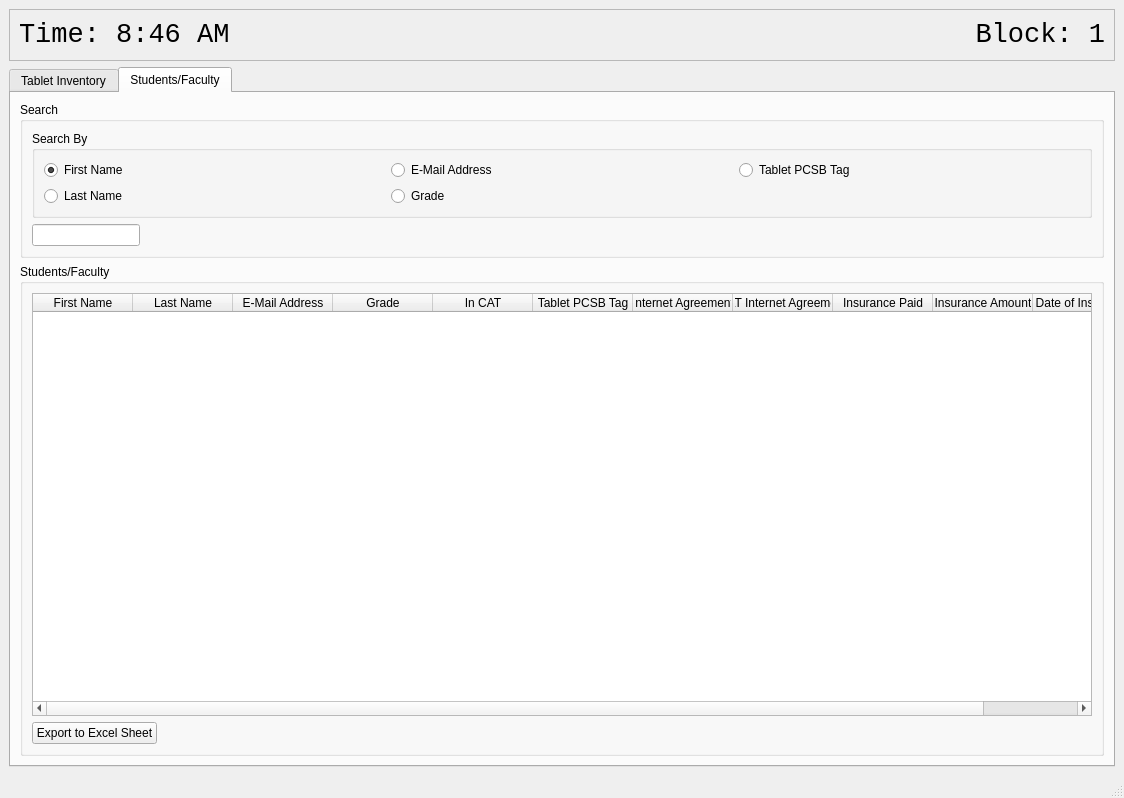
First picture: the form in net_mainwindow.ui, repository lachbr/lhs-cat-tablet-inventory, before the edit.
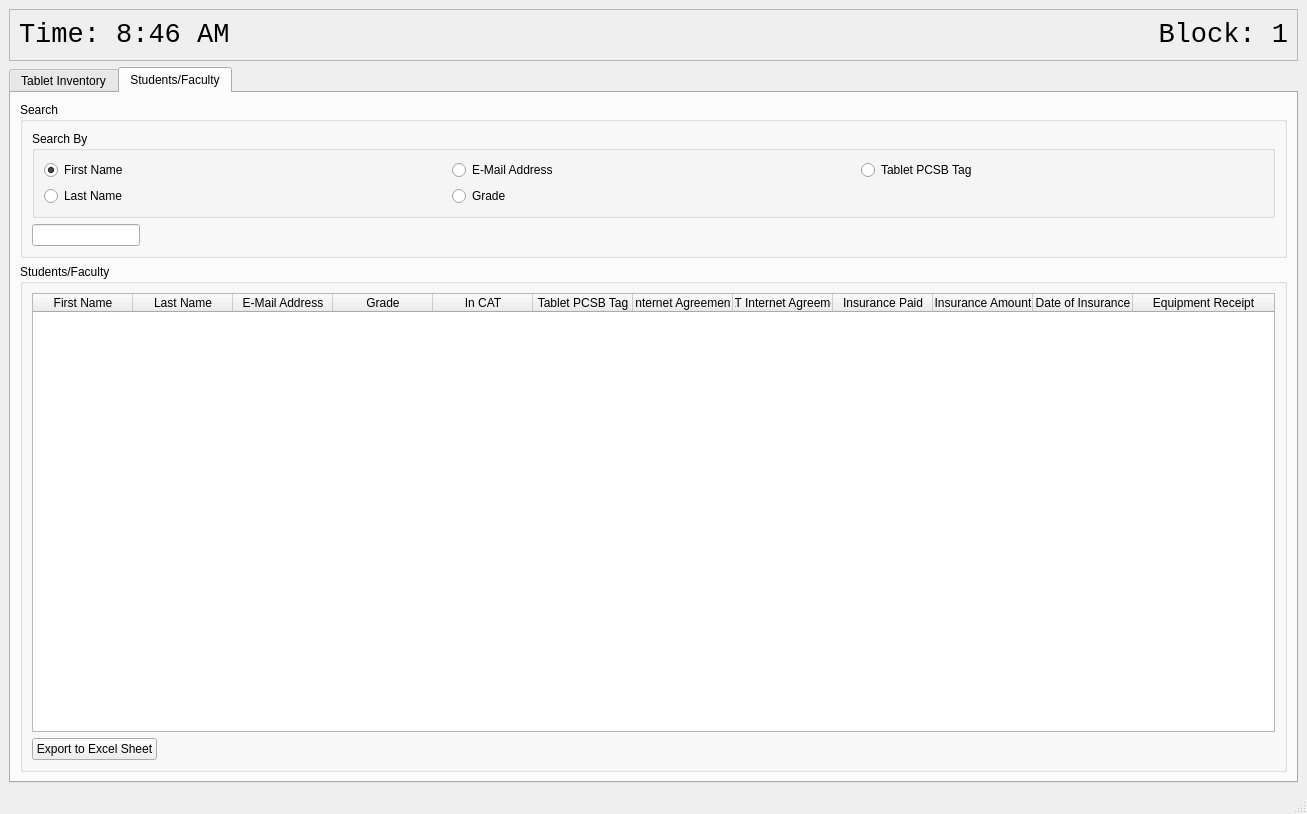
Second picture: the form after the edit. The open tabs and pages were chosen to show the change.

Commit message: Add equipment receipt check box and db field

Patch:
```diff
--- a/net_mainwindow.ui
+++ b/net_mainwindow.ui
@@ -6,8 +6,8 @@
    <rect>
     <x>0</x>
     <y>0</y>
-    <width>1124</width>
-    <height>798</height>
+    <width>1307</width>
+    <height>814</height>
    </rect>
   </property>
   <property name="windowTitle">
@@ -285,7 +285,7 @@
               <number>0</number>
              </property>
              <property name="columnCount">
-              <number>11</number>
+              <number>12</number>
              </property>
              <attribute name="horizontalHeaderStretchLastSection">
               <bool>true</bool>
@@ -345,6 +345,11 @@
                <string>Date of Insurance</string>
               </property>
              </column>
+             <column>
+              <property name="text">
+               <string>Equipment Receipt</string>
+              </property>
+             </column>
             </widget>
            </item>
            <item>
```
Left out of the diff: 2 changed lines with no effect on the pictures. The commit also changes 6 other files.
